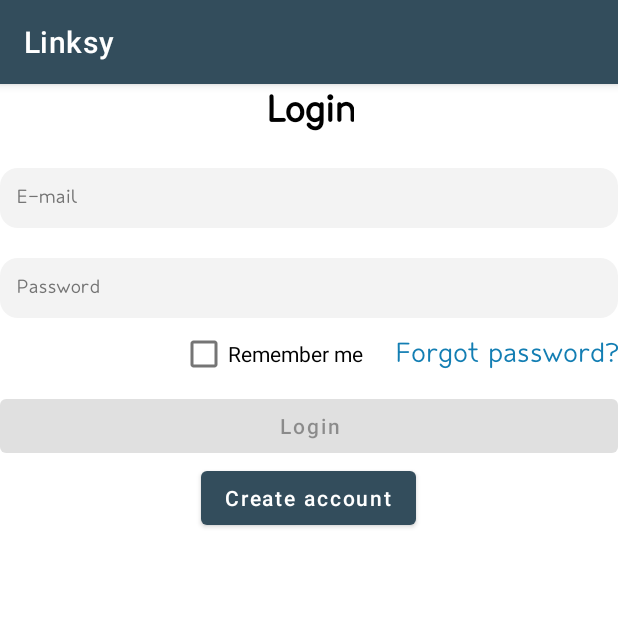
After one commit to emilbagirov30/Linksy, an Android app: the fragment LoginFragment shown on its own in the app's theme, on a phone screen of 412 x 824 dp, the top half of it. The commit adds this screen. Run offline under Robolectric (Android 15) with nearby library versions, the phone set to English and light mode, and no system bars.

Commit message:
added the account login snippet and created a layout

```diff
--- /dev/null
+++ b/presentation/src/main/java/com/emil/presentation/LoginFragment.kt
@@ -0,0 +1,59 @@
+package com.emil.presentation
+
+import android.os.Bundle
+import androidx.fragment.app.Fragment
+import android.view.LayoutInflater
+import android.view.View
+import android.view.ViewGroup
+
+// TODO: Rename parameter arguments, choose names that match
+// the fragment initialization parameters, e.g. ARG_ITEM_NUMBER
+private const val ARG_PARAM1 = "param1"
+private const val ARG_PARAM2 = "param2"
+
+/**
+ * A simple [Fragment] subclass.
+ * Use the [LoginFragment.newInstance] factory method to
+ * create an instance of this fragment.
+ */
+class LoginFragment : Fragment() {
+    // TODO: Rename and change types of parameters
+    private var param1: String? = null
+    private var param2: String? = null
+
+    override fun onCreate(savedInstanceState: Bundle?) {
+        super.onCreate(savedInstanceState)
+        arguments?.let {
+            param1 = it.getString(ARG_PARAM1)
+            param2 = it.getString(ARG_PARAM2)
+        }
+    }
+
+    override fun onCreateView(
+        inflater: LayoutInflater, container: ViewGroup?,
+        savedInstanceState: Bundle?
+    ): View? {
+        // Inflate the layout for this fragment
+        return inflater.inflate(R.layout.fragment_login, container, false)
+    }
+
+    companion object {
+        /**
+         * Use this factory method to create a new instance of
+         * this fragment using the provided parameters.
+         *
+         * @param param1 Parameter 1.
+         * @param param2 Parameter 2.
+         * @return A new instance of fragment LoginFragment.
+         */
+        // TODO: Rename and change types and number of parameters
+        @JvmStatic
+        fun newInstance(param1: String, param2: String) =
+            LoginFragment().apply {
+                arguments = Bundle().apply {
+                    putString(ARG_PARAM1, param1)
+                    putString(ARG_PARAM2, param2)
+                }
+            }
+    }
+}
--- /dev/null
+++ b/presentation/src/main/res/layout/fragment_login.xml
@@ -0,0 +1,96 @@
+<?xml version="1.0" encoding="utf-8"?>
+<LinearLayout xmlns:android="http://schemas.android.com/apk/res/android"
+    xmlns:tools="http://schemas.android.com/tools"
+    android:layout_width="match_parent"
+    android:layout_height="match_parent"
+    android:gravity="center_horizontal"
+    android:orientation="vertical"
+    tools:context=".RegistrationFragment">
+
+    <com.google.android.material.textview.MaterialTextView
+        android:layout_width="wrap_content"
+        android:layout_height="wrap_content"
+        android:text="@string/login_title"
+        style="@style/TextTitleStyle">
+    </com.google.android.material.textview.MaterialTextView>
+
+
+    <EditText
+        android:id="@+id/et_email"
+        android:layout_marginTop="20dp"
+        style="@style/EditTextStyle"
+        android:inputType="textEmailAddress"
+        android:hint="@string/hint_email">
+    </EditText>
+
+    <RelativeLayout
+        android:layout_width="match_parent"
+        android:layout_height="40dp"
+        android:layout_marginTop="20dp"
+        >
+
+        <EditText
+            android:id="@+id/et_password"
+            style="@style/EditTextStyle"
+            android:inputType="textPassword"
+            android:hint="@string/hint_password">
+        </EditText>
+
+        <ImageView
+            android:id="@+id/iv_password_show"
+            style="@style/ButtonInEditTextStyle"
+            android:background="@drawable/show_password"
+            />
+
+        <ImageView
+            android:id="@+id/iv_password_hide"
+            style="@style/ButtonInEditTextStyle"
+            android:background="@drawable/hide_password"
+            />
+    </RelativeLayout>
+    <LinearLayout
+        android:layout_width="match_parent"
+        android:layout_height="wrap_content"
+        android:gravity="right"
+        android:orientation="horizontal" >
+
+
+        <CheckBox
+            android:id="@+id/cb_remember"
+            android:layout_width="wrap_content"
+            android:layout_marginEnd="20dp"
+            android:layout_height="wrap_content"
+            android:text="@string/checkbox_remember_me">
+
+        </CheckBox>
+
+        <com.google.android.material.textview.MaterialTextView
+            android:id="@+id/tv_forgot_passsword"
+            android:layout_width="wrap_content"
+            android:layout_height="wrap_content"
+            style="@style/TextLinkStyle"
+            android:text="@string/link_forgot_password">
+
+        </com.google.android.material.textview.MaterialTextView>
+    </LinearLayout>
+
+    <com.google.android.material.button.MaterialButton
+        android:id="@+id/bt_login"
+        android:layout_width="match_parent"
+        android:layout_height="wrap_content"
+        android:enabled="false"
+
+        android:text="@string/login_title">
+
+    </com.google.android.material.button.MaterialButton>
+
+
+    <com.google.android.material.button.MaterialButton
+        android:id="@+id/bt_create_account"
+        android:layout_width="wrap_content"
+        android:layout_height="wrap_content"
+        android:text="@string/button_create_account">
+
+    </com.google.android.material.button.MaterialButton>
+
+</LinearLayout>
--- a/presentation/src/main/res/values/strings.xml
+++ b/presentation/src/main/res/values/strings.xml
@@ -14,4 +14,10 @@
     <string name="sign_up_button">Sign up</string>
     <string name="login_button">Login</string>
     <string name="question_have_an_account">Already have an account?</string>
+    <string name="login_title">Login</string>
+    <string name="checkbox_remember_me">Remember me</string>
+    <string name="link_forgot_password">Forgot password?</string>
+    <string name="button_create_account">Create account</string>
+
+
 </resources>
```
Also changed, not shown: 1 other file.
